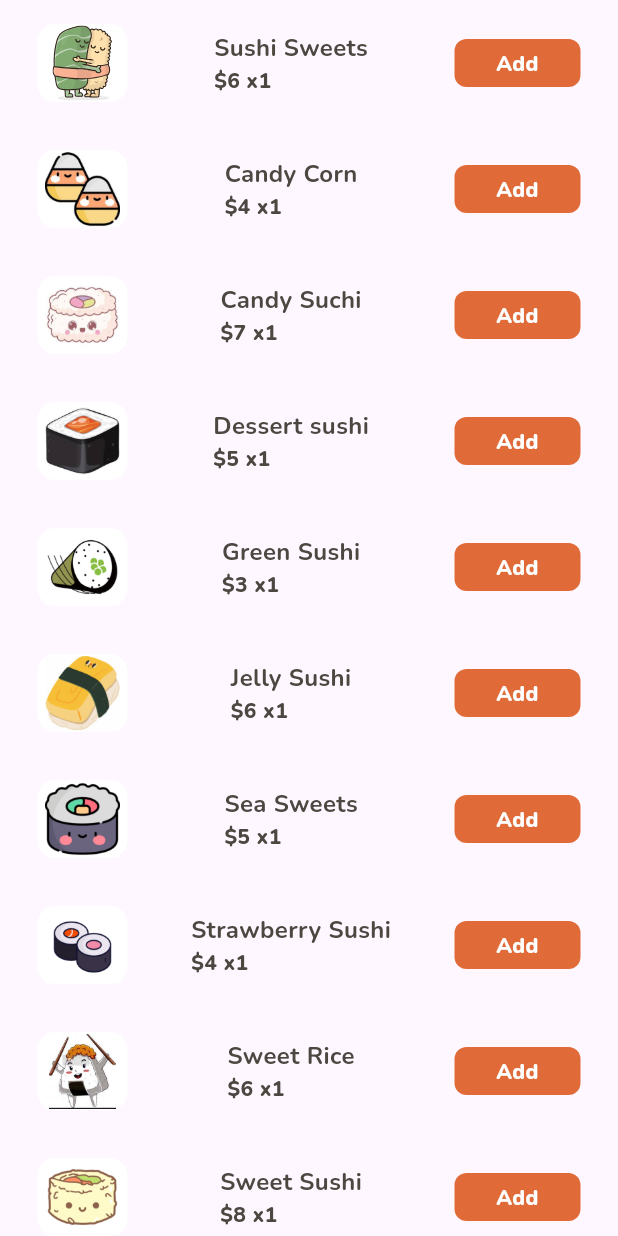
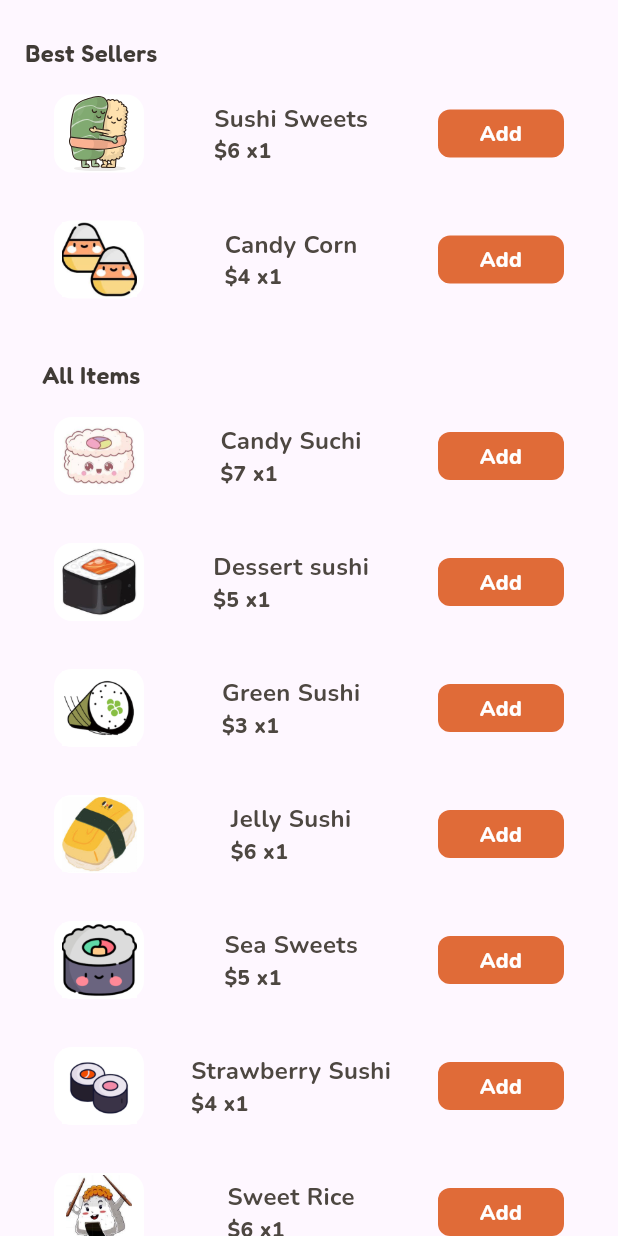
Before and after one commit to Mahmoud-ElShorbagy/candy_buy, a Flutter app: the SuchisPageView widget shown alone on an empty page, opened directly, on a phone screen of 412 x 824 dp. Run offline on Flutter 3.47's test engine with Material 3 defaults, Android fonts, the phone set to English and light mode, and no system bars; our stand-ins replace cloud_firestore, firebase_auth, firebase_core, flutter_bloc, flutter_svg; accounts and stored records are empty.

Commit message:
Add Text Best sellers

```diff
--- a/lib/views/view_candy/sushi_page/view.dart
+++ b/lib/views/view_candy/sushi_page/view.dart
@@ -35,8 +35,33 @@ class SuchisPageView extends StatelessWidget {
                       fontSize: 16)),
             );
           }
-          return Container(
-            margin: const EdgeInsets.symmetric(vertical: 16, horizontal: 25),
+          return Column(
+            children: [
+              if (index == 0)
+                Container(
+                  margin: const EdgeInsets.only(top: 24, right: 290),
+                  child: const CustomText(
+                    text: "Best Sellers",
+                    fontWeight: FontWeight.w600,
+                    color: AppColors.textBoldColor,
+                    fontSize: 16,
+                    fontFamily: "Fredoka",
+                  ),
+                ),
+              if (index == 2)
+                Container(
+                  margin: const EdgeInsets.only(right: 290, top: 24),
+                  child: const CustomText(
+                    text: "All Items",
+                    fontWeight: FontWeight.w600,
+                    color: AppColors.textBoldColor,
+                    fontSize: 16,
+                    fontFamily: "Fredoka",
+                  ),
+                ),
+              Container(
+                margin:
+                    const EdgeInsets.symmetric(vertical: 16, horizontal: 25),
                 width: 340,
                 height: 52,
                 child: Row(
@@ -53,7 +78,8 @@ class SuchisPageView extends StatelessWidget {
                           price: productSuchi[index].price),
                       BlocListener<ProductCubit, ProductState>(
                         listener: (context, state) {
-                      if (state is ProductSuccess && !state.isSnackBarShow) {
+                          if (state is ProductSuccess &&
+                              !state.isSnackBarShow) {
                             appSnackBar(
                               context,
                               state.message,
@@ -87,6 +113,8 @@ class SuchisPageView extends StatelessWidget {
                         }),
                       )
                     ]),
+              ),
+            ],
           );
         },
       ),
```
Lines whose indentation alone changed are shown as unchanged.
